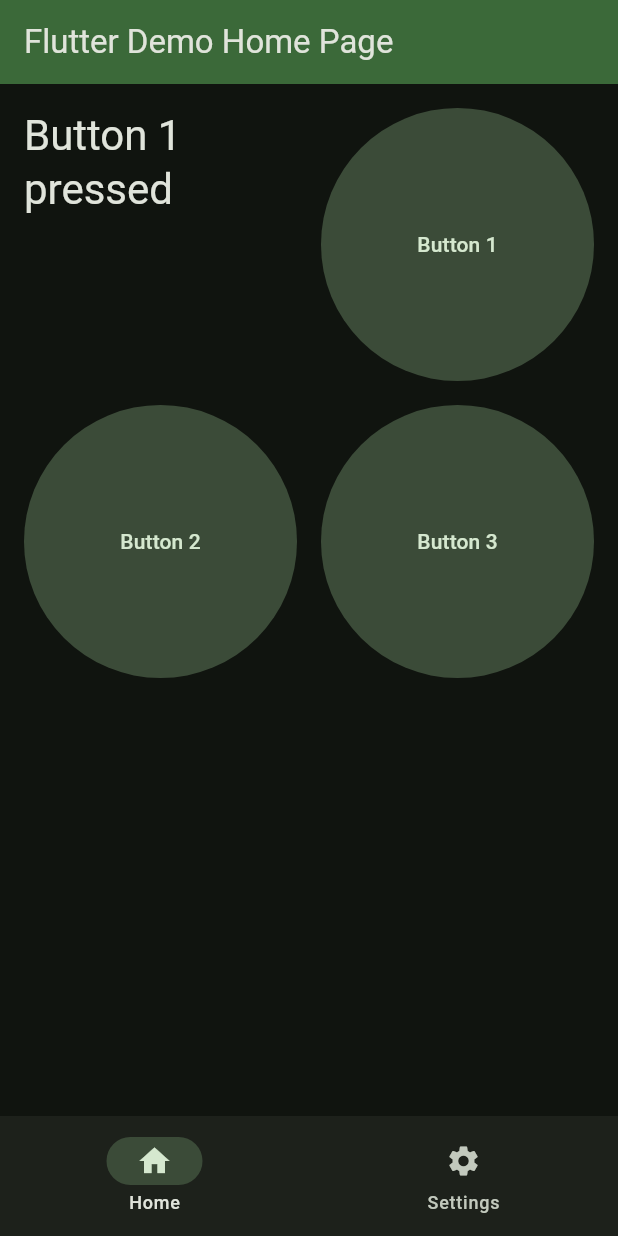
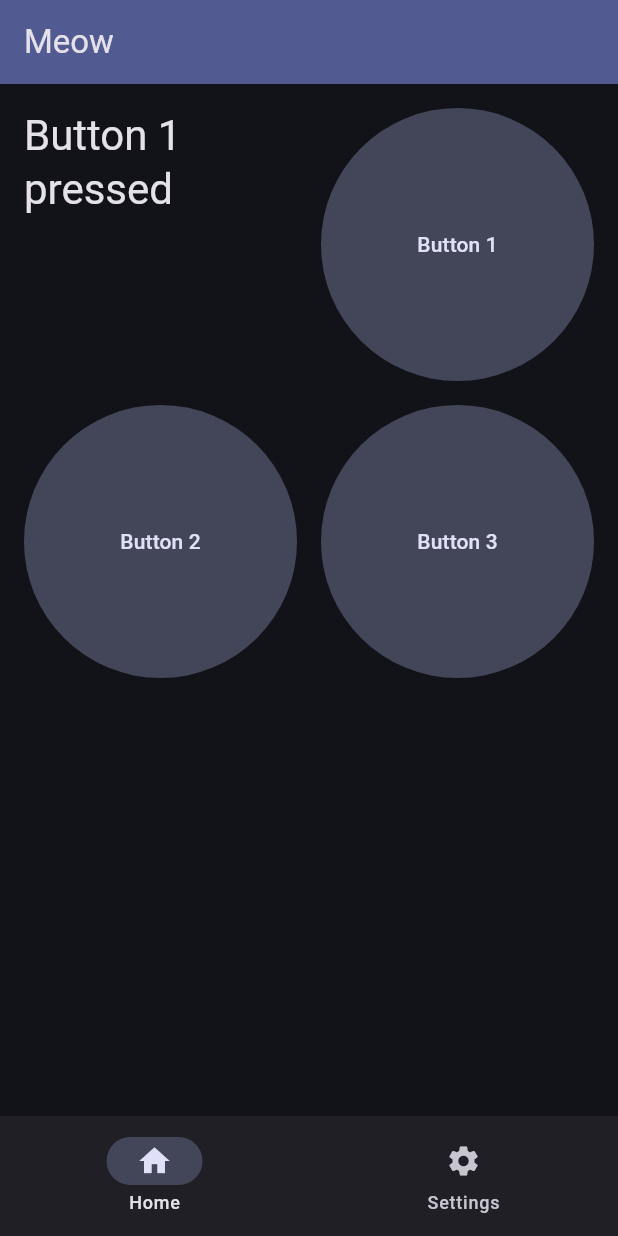
Before and after one commit to DavitMunjishvili/flutter-test, a Flutter app: the screen it shows after launch, after a tap on an icon or button, on a phone screen of 412 x 824 dp. Run offline on Flutter 3.47's test engine with Material 3 defaults, Android fonts, the phone set to English and light mode, and no system bars; network calls fail.

Commit message:
better architecture
removed dynamic_color dependency
added api request (on settings page)
better architecture

```diff
--- /dev/null
+++ b/lib/layouts/main.dart
@@ -0,0 +1,40 @@
+import 'package:flutter/material.dart';
+import 'package:meow/pages/home.dart';
+import 'package:meow/pages/settings.dart';
+
+class MainLayout extends StatefulWidget {
+  const MainLayout({super.key});
+
+  @override
+  State<MainLayout> createState() => _MainLayoutState();
+}
+
+class _MainLayoutState extends State<MainLayout> {
+  int _selectedIndex = 0;
+
+  void _setSelectedIndex(int index) {
+    setState(() {
+      _selectedIndex = index;
+    });
+  }
+
+  @override
+  Widget build(BuildContext context) {
+    final ThemeData theme = Theme.of(context);
+    return Scaffold(
+      appBar: AppBar(
+        backgroundColor: theme.colorScheme.inversePrimary,
+        title: Text("Meow"),
+      ),
+      bottomNavigationBar: NavigationBar(
+        onDestinationSelected: _setSelectedIndex,
+        selectedIndex: _selectedIndex,
+        destinations: [
+          NavigationDestination(icon: Icon(Icons.home), label: 'Home'),
+          NavigationDestination(icon: Icon(Icons.settings), label: 'Settings'),
+        ],
+      ),
+      body: <Widget>[Home(), Settings()][_selectedIndex],
+    );
+  }
+}
--- a/lib/main.dart
+++ b/lib/main.dart
@@ -1,93 +1,28 @@
 import 'package:flutter/material.dart';
+import 'package:meow/layouts/main.dart';
 
 void main() {
-  runApp(const MyApp());
+  runApp(const App());
 }
 
-class MyApp extends StatelessWidget {
-  const MyApp({super.key});
+class App extends StatelessWidget {
+  const App({super.key});
 
   @override
   Widget build(BuildContext context) {
+    const Color seedColor = Colors.indigo;
+
     return MaterialApp(
       title: 'Flutter Demo',
-      theme: ThemeData(
-        colorScheme: ColorScheme.fromSeed(seedColor: Colors.green),
-      ),
+      theme: ThemeData(colorScheme: ColorScheme.fromSeed(seedColor: seedColor)),
       darkTheme: ThemeData(
         colorScheme: ColorScheme.fromSeed(
-          seedColor: Colors.green,
+          seedColor: seedColor,
           brightness: Brightness.dark,
         ),
       ),
       themeMode: ThemeMode.dark,
-      routes: <String, WidgetBuilder>{
-        '/': (BuildContext context) {
-          return const MyHomePage(title: 'Flutter Demo Home Page');
-        },
-        '/about': (BuildContext context) {
-          return Scaffold(appBar: AppBar(title: const Text('About Route')));
-        },
-      },
+      home: MainLayout(),
     );
   }
 }
-
-class MyHomePage extends StatefulWidget {
-  const MyHomePage({super.key, required this.title});
-
-  final String title;
-
-  @override
-  State<MyHomePage> createState() => _MyHomePageState();
-}
-
-class _MyHomePageState extends State<MyHomePage> {
-  String _message = "default";
-
-  void _incrementCounter(String message) {
-    setState(() {
-      _message = message;
-    });
-  }
-
-  @override
-  Widget build(BuildContext context) {
-    final ThemeData theme = Theme.of(context);
-    return Scaffold(
-      appBar: AppBar(
-        backgroundColor: theme.colorScheme.inversePrimary,
-        title: Text(widget.title),
-      ),
-      bottomNavigationBar: NavigationBar(
-        onDestinationSelected: (n) =>
-            _incrementCounter("Navigation item selected $n"),
-        destinations: [
-          NavigationDestination(icon: Icon(Icons.home), label: 'Home'),
-          NavigationDestination(icon: Icon(Icons.settings), label: 'Settings'),
-        ],
-      ),
-      body: Center(
-        child: Padding(
-          padding: const EdgeInsets.all(16.0),
-          child: GridView.count(
-            crossAxisCount: 2,
-            crossAxisSpacing: 16,
-            mainAxisSpacing: 16,
-            children: [
-              Text(_message, style: theme.textTheme.headlineMedium),
-              ...List.generate(3, (index) {
-                int buttonIndex = index + 1;
-                return FilledButton.tonal(
-                  onPressed: () =>
-                      _incrementCounter("Button $buttonIndex pressed"),
-                  child: Text('Button $buttonIndex'),
-                );
-              }),
-            ],
-          ),
-        ),
-      ),
-    );
-  }
-}
--- /dev/null
+++ b/lib/pages/home.dart
@@ -0,0 +1,43 @@
+import 'package:flutter/material.dart';
+
+class Home extends StatefulWidget {
+  const Home({super.key});
+
+  @override
+  State<Home> createState() => _HomeState();
+}
+
+class _HomeState extends State<Home> {
+  String _message = "default";
+
+  void _changeMessage(String message) {
+    setState(() {
+      _message = message;
+    });
+  }
+
+  @override
+  Widget build(BuildContext context) {
+    final ThemeData theme = Theme.of(context);
+    return Center(
+      child: Padding(
+        padding: const EdgeInsets.all(16.0),
+        child: GridView.count(
+          crossAxisCount: 2,
+          crossAxisSpacing: 16,
+          mainAxisSpacing: 16,
+          children: [
+            Text(_message, style: theme.textTheme.headlineMedium),
+            ...List.generate(3, (index) {
+              int buttonIndex = index + 1;
+              return FilledButton.tonal(
+                onPressed: () => _changeMessage("Button $buttonIndex pressed"),
+                child: Text('Button $buttonIndex'),
+              );
+            }),
+          ],
+        ),
+      ),
+    );
+  }
+}
--- a/pubspec.yaml
+++ b/pubspec.yaml
@@ -34,7 +34,7 @@ dependencies:
   # The following adds the Cupertino Icons font to your application.
   # Use with the CupertinoIcons class for iOS style icons.
   cupertino_icons: ^1.0.8
-  dynamic_color: ^1.7.0
+  http: ^1.4.0
 
 dev_dependencies:
   flutter_test:
```
Also changed, not shown: lib/pages/settings.dart (added, +70 -0 lines), pubspec.lock, 6 other files.
